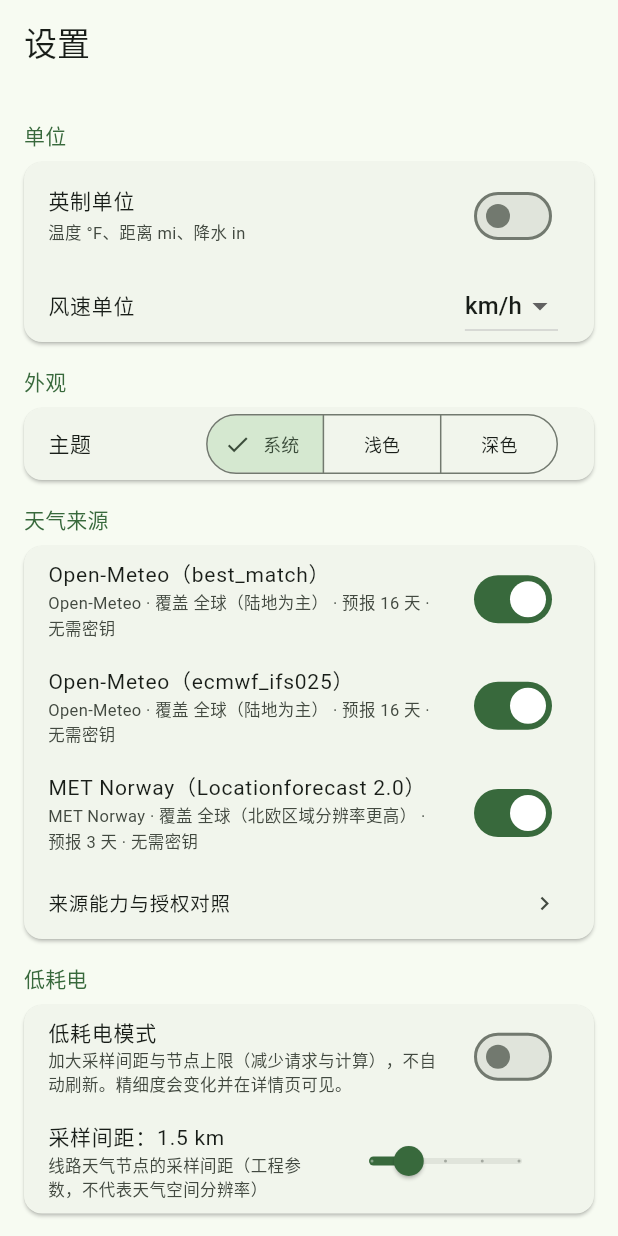
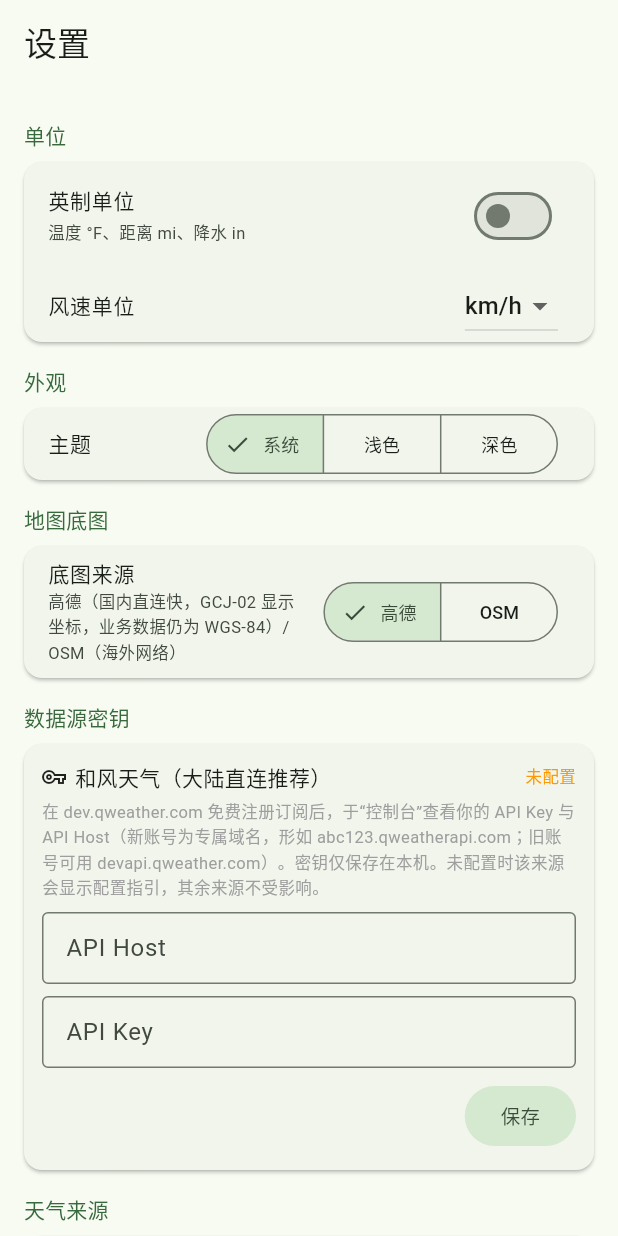
Before and after one commit to Panini235/TrailWeather, a Flutter app: the SettingsScreen screen opened by its route, on a phone screen of 412 x 824 dp. Run offline on Flutter 3.47's test engine with Material 3 defaults, Android fonts, the phone set to English and light mode, and no system bars; our stand-ins replace dio, flutter_map, flutter_riverpod, geolocator, go_router, latlong2 and 1 more; missing offline and left inert: file_selector; accounts and stored records are empty.

Commit message:
feat: 大陆网络适配——高德底图（GCJ-02 转换）+ 和风天气来源（key 可配置）
直连实测（2026-10-13）：天气 API（Open-Meteo/MET/Geocoding）大陆可直连；
OSM 瓦片超时不可用 → 默认底图改高德栅格（70ms 级），OSM 保留为设置选项。

- 新增 WGS-84↔GCJ-02 转换（通用近似算法+迭代逆变换，往返误差米级）；
  业务数据始终 WGS-84，仅渲染/交互边界转换（含天安门公开参考点测试）
- 地图首页/详情小地图经 Basemap 适配层切换底图与坐标系；Overpass 查询
  bbox 逆变换回 WGS-84
- 新增和风天气格点 24h 适配器：X-QW-Api-Key 认证、专属 API Host 可配置
  （设置→数据源密钥，仅存本机）、字符串值/空串=未提供、km/h→m/s、
  24h 时效与 3–5km 分辨率如实声明、无阵风/体感如实标注
- 未配置 key 时给出明确配置指引（非笼统失败）
- 测试：GCJ-02 纯函数 + 和风契约 fixture，共 93/93 通过
- 文档：data-sources 增加大陆直连实测表与坐标系策略；assumptions A-013..015

```diff
--- a/lib/data/app_providers.dart
+++ b/lib/data/app_providers.dart
@@ -7,19 +7,27 @@ import 'settings/favorites_repository.dart';
 import 'settings/settings_repository.dart';
 import 'weather/met_norway_provider.dart';
 import 'weather/open_meteo_provider.dart';
+import 'weather/qweather_provider.dart';
 import 'weather/weather_provider.dart';
 import 'weather/weather_repository.dart';
 
 /// 已接入的真实天气来源注册表。
-/// 顺序即 UI 默认主来源顺序。
-List<WeatherProvider> defaultWeatherProviders() => [
+/// 顺序即 UI 默认主来源顺序。和风（大陆直连）需在设置中配置 API Host/Key，
+/// 未配置时仍注册但请求会给出明确的配置指引。
+List<WeatherProvider> defaultWeatherProviders({String qweatherApiHost = '', String qweatherApiKey = ''}) =>
+    [
       OpenMeteoProvider(model: 'best_match'),
       OpenMeteoProvider(model: 'ecmwf_ifs025'),
       MetNorwayProvider(),
+      QWeatherProvider(apiHost: qweatherApiHost, apiKey: qweatherApiKey),
     ];
 
 final weatherProvidersProvider = Provider<List<WeatherProvider>>((ref) {
-  return defaultWeatherProviders();
+  final settings = ref.watch(settingsProvider);
+  return defaultWeatherProviders(
+    qweatherApiHost: settings.qweatherApiHost,
+    qweatherApiKey: settings.qweatherApiKey,
+  );
 });
 
 final weatherRepositoryProvider = Provider<WeatherRepository>((ref) {
--- /dev/null
+++ b/lib/ui/map/basemap.dart
@@ -0,0 +1,63 @@
+import 'package:flutter/material.dart';
+import 'package:flutter_map/flutter_map.dart';
+import 'package:latlong2/latlong.dart';
+
+import '../../core/gcj02.dart';
+import '../../data/settings/settings_repository.dart';
+
+/// 底图与坐标系适配：业务层始终 WGS-84，仅渲染/交互边界做转换。
+///
+/// - amap（默认）：高德栅格瓦片，GCJ-02；大陆直连快（实测 70ms 级）。
+///   WGS-84 业务坐标渲染前转 GCJ-02；地图交互坐标逆变换回 WGS-84。
+/// - osm：OpenStreetMap 标准瓦片，WGS-84 恒等；大陆直连通常不可用（实测超时），
+///   供海外网络或代理环境选择。
+///
+/// 偏移说明（诚实）：GCJ-02 为国测局加密坐标，偏移约 100–700 m；
+/// 转换为业内通用近似算法（迭代逆变换误差米级），非官方精确参数。
+class Basemap {
+  const Basemap(this.source);
+
+  final BasemapSource source;
+
+  bool get isGcj => source == BasemapSource.amap;
+
+  /// 业务（WGS-84）→ 显示坐标。
+  LatLng toDisplay(LatLng wgs) =>
+      isGcj ? Gcj02.wgs84ToGcj02(wgs) : wgs;
+
+  /// 显示坐标 → 业务（WGS-84）。
+  LatLng toBusiness(LatLng display) =>
+      isGcj ? Gcj02.gcj02ToWgs84(display) : display;
+
+  /// 可视包围盒（显示坐标系）→ 业务包围盒（用于 Overpass 查询与本地过滤）。
+  LatLngBounds toBusinessBounds(LatLngBounds b) => isGcj
+      ? LatLngBounds(
+          Gcj02.gcj02ToWgs84(b.southWest), Gcj02.gcj02ToWgs84(b.northEast))
+      : b;
+
+  TileLayer tileLayer() => switch (source) {
+        BasemapSource.amap => TileLayer(
+            urlTemplate:
+                'https://webrd0{s}.is.autonavi.com/appmaptile?lang=zh_cn&size=1&scale=1&style=8&x={x}&y={y}&z={z}',
+            subdomains: const ['1', '2', '3', '4'],
+            userAgentPackageName: 'dev.trailweather.trailweather',
+            maxNativeZoom: 18,
+          ),
+        BasemapSource.osm => TileLayer(
+            urlTemplate: 'https://tile.openstreetmap.org/{z}/{x}/{y}.png',
+            userAgentPackageName: 'dev.trailweather.trailweather',
+          ),
+      };
+
+  Widget attributionWidget() => RichAttributionWidget(
+        attributions: [
+          TextSourceAttribution(
+            switch (source) {
+              BasemapSource.amap => '© 高德地图',
+              BasemapSource.osm => '© OpenStreetMap 贡献者',
+            },
+            onTap: () {},
+          ),
+        ],
+      );
+}
--- a/lib/ui/settings/settings_screen.dart
+++ b/lib/ui/settings/settings_screen.dart
@@ -62,6 +62,26 @@ class SettingsScreen extends ConsumerWidget {
               onSelectionChanged: (s) => notifier.update(settings.copyWith(themeMode: s.first)),
             ),
           )),
+          _section(context, '地图底图'),
+          Card(child: ListTile(
+            dense: true,
+            title: const Text('底图来源', style: TextStyle(fontSize: 14)),
+            subtitle: const Text(
+              '高德（国内直连快，GCJ-02 显示坐标，业务数据仍为 WGS-84）/ OSM（海外网络）',
+              style: TextStyle(fontSize: 11),
+            ),
+            trailing: SegmentedButton<BasemapSource>(
+              segments: const [
+                ButtonSegment(value: BasemapSource.amap, label: Text('高德', style: TextStyle(fontSize: 12))),
+                ButtonSegment(value: BasemapSource.osm, label: Text('OSM', style: TextStyle(fontSize: 12))),
+              ],
+              selected: {settings.basemap},
+              onSelectionChanged: (sel) =>
+                  notifier.update(settings.copyWith(basemap: sel.first)),
+            ),
+          )),
+          _section(context, '数据源密钥'),
+          const _QweatherCredentialsCard(),
           _section(context, '天气来源'),
           Card(child: Column(children: [
             for (final p in providers)
@@ -252,6 +272,98 @@ class SettingsScreen extends ConsumerWidget {
   }
 }
 
+/// 和风天气密钥配置（仅存本机，不上传）。
+/// 免费订阅即可获得；2024 起新账号需使用控制台分配的专属 API Host。
+class _QweatherCredentialsCard extends ConsumerStatefulWidget {
+  const _QweatherCredentialsCard();
+
+  @override
+  ConsumerState<_QweatherCredentialsCard> createState() =>
+      _QweatherCredentialsCardState();
+}
+
+class _QweatherCredentialsCardState
+    extends ConsumerState<_QweatherCredentialsCard> {
+  late final TextEditingController _host =
+      TextEditingController(text: ref.read(settingsProvider).qweatherApiHost);
+  late final TextEditingController _key =
+      TextEditingController(text: ref.read(settingsProvider).qweatherApiKey);
+
+  @override
+  void dispose() {
+    _host.dispose();
+    _key.dispose();
+    super.dispose();
+  }
+
+  @override
+  Widget build(BuildContext context) {
+    final settings = ref.watch(settingsProvider);
+    return Card(
+      child: Padding(
+        padding: const EdgeInsets.all(12),
+        child: Column(crossAxisAlignment: CrossAxisAlignment.start, children: [
+          Row(children: [
+            const Icon(Icons.vpn_key_outlined, size: 16),
+            const SizedBox(width: 6),
+            const Expanded(child: Text('和风天气（大陆直连推荐）', style: TextStyle(fontSize: 14))),
+            if (settings.qweatherConfigured)
+              const Icon(Icons.check_circle, size: 16, color: Colors.green)
+            else
+              const Text('未配置', style: TextStyle(fontSize: 11, color: Colors.orange)),
+          ]),
+          const SizedBox(height: 4),
+          const Text(
+            '在 dev.qweather.com 免费注册订阅后，于“控制台”查看你的 API Key 与 API Host'
+            '（新账号为专属域名，形如 abc123.qweatherapi.com；旧账号可用 devapi.qweather.com）。'
+            '密钥仅保存在本机。未配置时该来源会显示配置指引，其余来源不受影响。',
+            style: TextStyle(fontSize: 11, height: 1.5, color: Colors.grey),
+          ),
+          const SizedBox(height: 8),
+          TextField(
+            controller: _host,
+            decoration: const InputDecoration(
+              labelText: 'API Host',
+              hintText: 'abc123.qweatherapi.com',
+              isDense: true,
+              border: OutlineInputBorder(),
+            ),
+          ),
+          const SizedBox(height: 8),
+          TextField(
+            controller: _key,
+            obscureText: true,
+            decoration: const InputDecoration(
+              labelText: 'API Key',
+              isDense: true,
+              border: OutlineInputBorder(),
+            ),
+          ),
+          const SizedBox(height: 8),
+          Align(
+            alignment: Alignment.centerRight,
+            child: FilledButton.tonal(
+              onPressed: () async {
+                await ref.read(settingsProvider.notifier).update(
+                      settings.copyWith(
+                        qweatherApiHost: _host.text.trim(),
+                        qweatherApiKey: _key.text.trim(),
+                      ),
+                    );
+                if (context.mounted) {
+                  ScaffoldMessenger.of(context).showSnackBar(
+                      const SnackBar(content: Text('已保存（仅本机）')));
+                }
+              },
+              child: const Text('保存', style: TextStyle(fontSize: 13)),
+            ),
+          ),
+        ]),
+      ),
+    );
+  }
+}
+
 class _CacheCard extends ConsumerStatefulWidget {
   const _CacheCard();
 
```
Also changed, not shown: lib/core/gcj02.dart (added, +83 -0 lines), lib/data/settings/settings_repository.dart (+33 -0 lines), lib/data/weather/qweather_provider.dart (added, +214 -0 lines), lib/ui/detail/route_detail_screen.dart (+11 -9 lines), lib/ui/map/map_home_screen.dart (+21 -17 lines), 5 other files.
